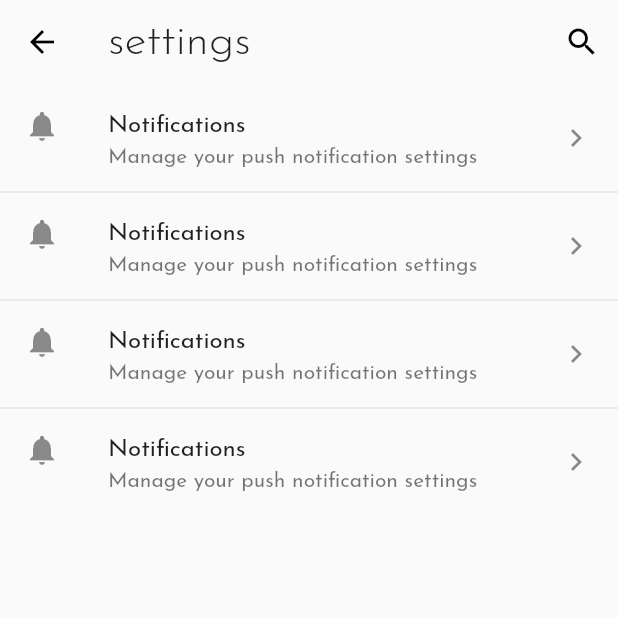
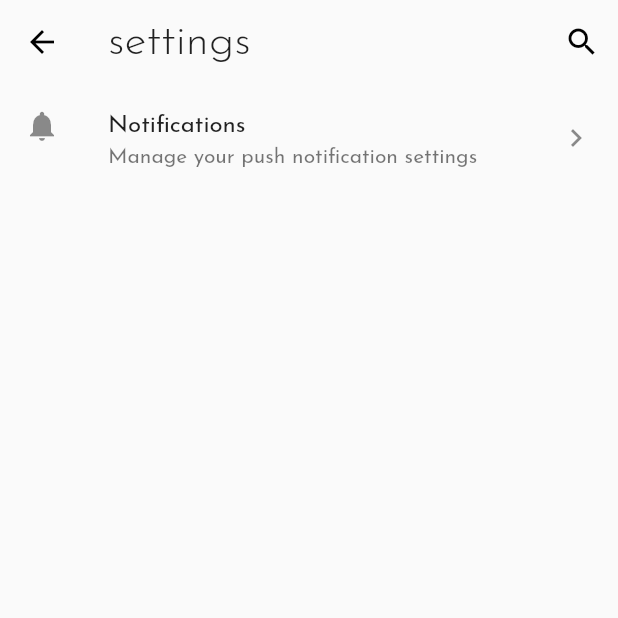
Before and after one commit to ardacebi/fasttake, a Flutter app: the SettingsRoute screen opened directly, on a phone screen of 412 x 824 dp, the top half of it. Run offline on Flutter 3.47's test engine with Material 2 defaults, Android fonts, the phone set to English and light mode, and no system bars; our stand-ins replace flutter_datetime_picker, sqflite; missing offline and left inert: flutter_sfsymbols; accounts and stored records are empty.

```diff
--- a/lib/custom_components/search.dart
+++ b/lib/custom_components/search.dart
@@ -1,7 +1,7 @@
 import 'package:flutter/material.dart';
 
 InputDecoration customSearch = InputDecoration(
-  hintText: 'Search takes',
+  hintText: 'search takes',
   border: OutlineInputBorder(
     borderRadius: BorderRadius.circular(50.0),
   ),
--- a/lib/custom_components/settings_button.dart
+++ b/lib/custom_components/settings_button.dart
@@ -27,7 +27,7 @@ class SettingsButton extends StatelessWidget {
             SizedBox(
               width: 10.0,
             ),
-            Text("Settings", style: TextStyle(fontSize: 25.0),),
+            Text("settings", style: TextStyle(fontSize: 25.0, fontFamily: 'JosefinSans',)),
           ],
         ),
       ),
--- a/lib/main.dart
+++ b/lib/main.dart
@@ -95,7 +95,6 @@ class _MyHomePageState extends State<MyHomePage> {
                   style: TextStyle(
                       fontFamily: 'JosefinSans',
                       fontSize: 50,
-                      color: Colors.black,
                       fontWeight: FontWeight.w200),
                 ),
               ),
@@ -123,7 +122,7 @@ class _MyHomePageState extends State<MyHomePage> {
                 margin: EdgeInsets.only(top: 30.0),
                 child: Text(
                   "new take",
-                  style: TextStyle(fontSize: 35, fontWeight: FontWeight.w300),
+                  style: TextStyle(fontSize: 35, fontWeight: FontWeight.w300, fontFamily: 'JosefinSans',),
                 ),
               ),
               new Container(
--- a/lib/settings.dart
+++ b/lib/settings.dart
@@ -14,7 +14,7 @@ class _SettingsRouteState extends State<SettingsRoute> {
           bottomOpacity: 0.0,
           elevation: 0.0,
           title: new Text('settings',
-              style: TextStyle(fontWeight: FontWeight.w300, fontSize: 30.0)),
+              style: TextStyle(fontWeight: FontWeight.w300, fontSize: 30.0, fontFamily: 'JosefinSans')),
           actions: <Widget>[
             IconButton(
               icon: Icon(Icons.search),
@@ -28,30 +28,9 @@ class _SettingsRouteState extends State<SettingsRoute> {
           tiles: [
             ListTile(
               leading: Icon(Icons.notifications),
-              title: Text('Notifications'),
+              title: Text('Notifications', style: TextStyle(fontFamily: 'JosefinSans')),
               trailing: Icon(Icons.keyboard_arrow_right),
-              subtitle: Text('Manage your push notification settings'),
-              onTap: () {},
-            ),
-            ListTile(
-              leading: Icon(Icons.notifications),
-              title: Text('Notifications'),
-              trailing: Icon(Icons.keyboard_arrow_right),
-              subtitle: Text('Manage your push notification settings'),
-              onTap: () {},
-            ),
-            ListTile(
-              leading: Icon(Icons.notifications),
-              title: Text('Notifications'),
-              trailing: Icon(Icons.keyboard_arrow_right),
-              subtitle: Text('Manage your push notification settings'),
-              onTap: () {},
-            ),
-            ListTile(
-              leading: Icon(Icons.notifications),
-              title: Text('Notifications'),
-              trailing: Icon(Icons.keyboard_arrow_right),
-              subtitle: Text('Manage your push notification settings'),
+              subtitle: Text('Manage your push notification settings', style: TextStyle(fontFamily: 'JosefinSans')),
               onTap: () {},
             ),
           ],
```
Also changed, not shown: lib/custom_components/take.dart (+4 -4 lines).
